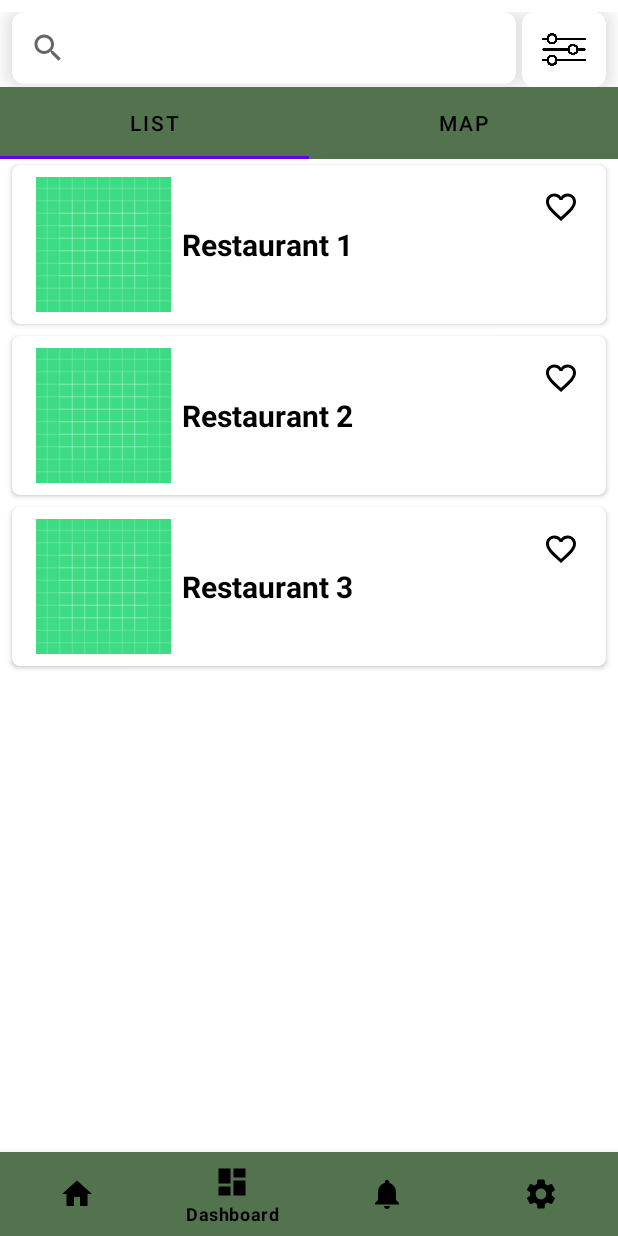
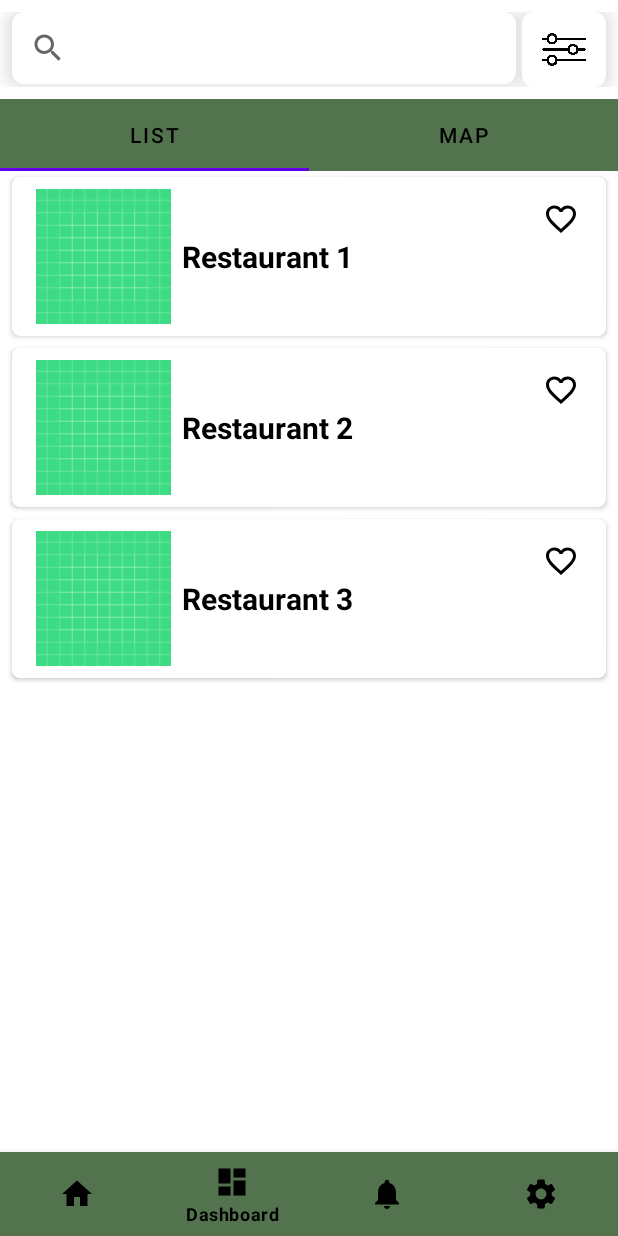
Before and after one commit to Peduli-Pangan-Bangkit-2023/Peduli-Pangan-Android, an Android app: the DashboardFragment screen opened through its navigation route, on a phone screen of 412 x 824 dp. Run offline under Robolectric (Android 15) with nearby library versions, the phone set to English and light mode, and no system bars; our stand-ins replace navigation-ui; libraries missing offline, so code that uses them is left out: de.hdodenhof.circleimageview; 4 statements that could not run were skipped.

Commit message:
bug fixing.

```diff
--- a/app/src/main/java/com/alvintio/pedulipangan/ui/dashboard/DashboardFragment.kt
+++ b/app/src/main/java/com/alvintio/pedulipangan/ui/dashboard/DashboardFragment.kt
@@ -35,6 +35,7 @@ class DashboardFragment : Fragment() {
         val viewPager: ViewPager2 = root.findViewById(R.id.viewPager)
         val adapter = DashboardPagerAdapter(requireActivity())
         viewPager.adapter = adapter
+        viewPager.isUserInputEnabled = false
 
         val searchView = binding.searchView
         searchView.isFocusable = true
--- a/app/src/main/res/layout/fragment_dashboard.xml
+++ b/app/src/main/res/layout/fragment_dashboard.xml
@@ -57,6 +57,7 @@
 
     <com.google.android.material.tabs.TabLayout
         android:id="@+id/tabLayout"
+        android:layout_marginTop="8dp"
         android:layout_width="0dp"
         android:layout_height="wrap_content"
         app:layout_constraintTop_toBottomOf="@id/searchFilterContainer"
```
